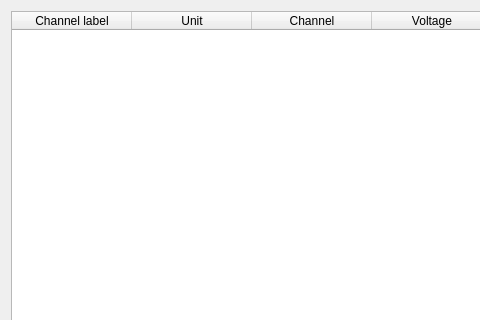
Old version of the form app/channelconfigurator.ui in the repository ikukishev/rama-light-generator; both pictures show x 0 to 480 and y 0 to 320 of the 1293 by 431 pixel window.
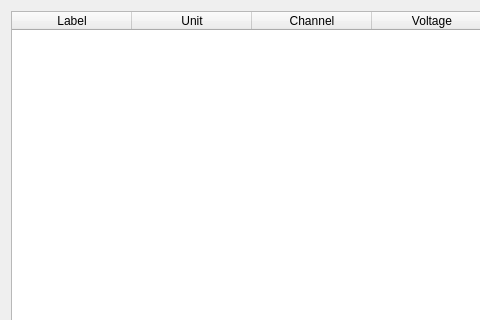
New version of the form.

Commit message: Added channel configuration table + spectrum widget draws on main window

Patch:
```diff
--- a/app/channelconfigurator.ui
+++ b/app/channelconfigurator.ui
@@ -27,7 +27,7 @@
      </attribute>
      <column>
       <property name="text">
-       <string>Channel label</string>
+       <string>Label</string>
       </property>
      </column>
      <column>
```
The commit also changes 5 other files.
